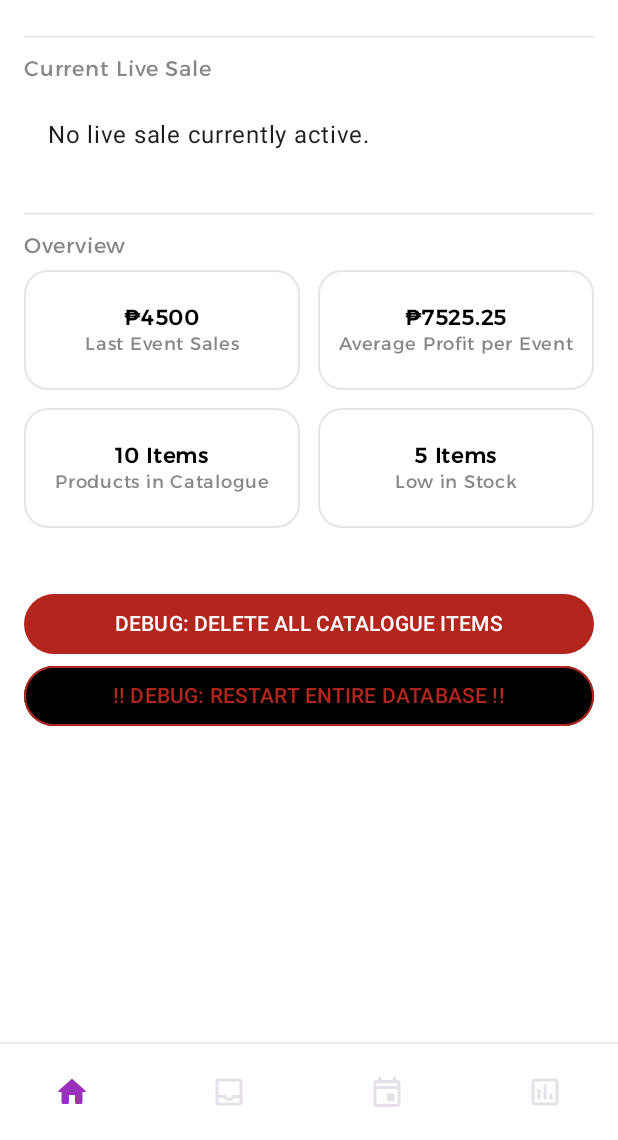
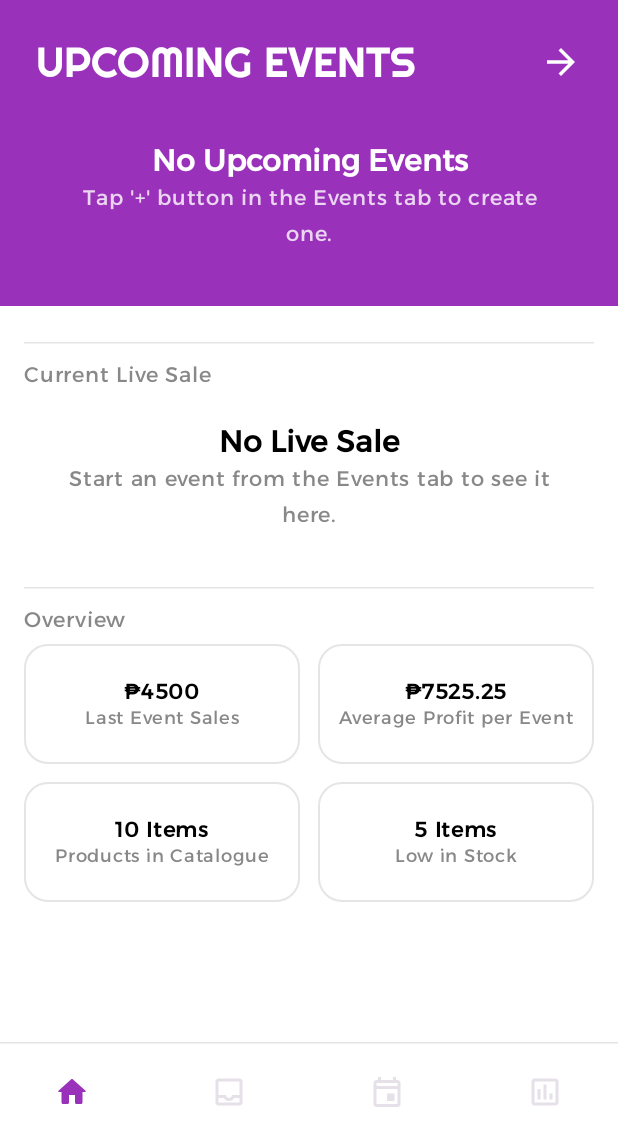
Before and after one commit to guesswhatisaac/Alleymate, an Android app built with Jetpack Compose: the screen it shows after launch (MainActivity), on a phone screen of 412 x 824 dp, the part 96-1236 px from its top. Run offline under Robolectric (Android 15) with nearby library versions, the phone set to English and light mode, and no system bars; our stand-ins replace Room's generated code.

Commit message:
improved empty state handling & ui for home screen

```diff
--- a/app/src/main/java/com/mobdeve/s18/roman/isaacnathan/alleymate/common/components/EmptyStateMessage.kt
+++ b/app/src/main/java/com/mobdeve/s18/roman/isaacnathan/alleymate/common/components/EmptyStateMessage.kt
@@ -11,7 +11,6 @@ import androidx.compose.runtime.Composable
 import androidx.compose.ui.Alignment
 import androidx.compose.ui.Modifier
 import androidx.compose.ui.graphics.Color
-import androidx.compose.ui.text.font.FontStyle
 import androidx.compose.ui.text.font.FontWeight
 import androidx.compose.ui.text.style.TextAlign
 import androidx.compose.ui.unit.dp
@@ -21,7 +20,9 @@ import androidx.compose.ui.unit.sp
 fun EmptyStateMessage(
     title: String,
     subtitle: String,
-    modifier: Modifier = Modifier
+    modifier: Modifier = Modifier,
+    titleColor: Color,
+    subtitleColor: Color
 ) {
     Box(
         modifier = modifier.fillMaxSize().padding(16.dp),
@@ -34,6 +35,7 @@ fun EmptyStateMessage(
             Text(
                 text = title,
                 style = MaterialTheme.typography.titleLarge,
+                color = titleColor,
                 fontSize = 20.sp,
                 fontWeight = FontWeight.Bold,
                 textAlign = TextAlign.Center
@@ -41,7 +43,7 @@ fun EmptyStateMessage(
             Text(
                 text = subtitle,
                 style = MaterialTheme.typography.bodyMedium,
-                color = Color.Gray,
+                color = subtitleColor,
                 //fontStyle = FontStyle.Italic,
                 textAlign = TextAlign.Center
             )
--- a/app/src/main/java/com/mobdeve/s18/roman/isaacnathan/alleymate/data/local/AlleyMateDatabase.kt
+++ b/app/src/main/java/com/mobdeve/s18/roman/isaacnathan/alleymate/data/local/AlleyMateDatabase.kt
@@ -19,7 +19,7 @@ import com.mobdeve.s18.roman.isaacnathan.alleymate.data.model.views.EventSummary
         SaleTransactionItem::class
     ],
     views = [EventSummaryView::class],
-    version = 15,
+    version = 16,
     exportSchema = false
 )
 
--- a/app/src/main/java/com/mobdeve/s18/roman/isaacnathan/alleymate/ui/allocate/AllocateScreen.kt
+++ b/app/src/main/java/com/mobdeve/s18/roman/isaacnathan/alleymate/ui/allocate/AllocateScreen.kt
@@ -80,7 +80,9 @@ fun AllocateScreen(
 
                             EmptyStateMessage(
                                 title = "Nothing to Allocate",
-                                subtitle = "Long-press a catalogue item to allocate your first product."
+                                subtitle = "Long-press a catalogue item to allocate your first product.",
+                                titleColor = Color.Black,
+                                subtitleColor = Color.Gray
                             )
 
                     }
--- a/app/src/main/java/com/mobdeve/s18/roman/isaacnathan/alleymate/ui/catalogue/CatalogueScreen.kt
+++ b/app/src/main/java/com/mobdeve/s18/roman/isaacnathan/alleymate/ui/catalogue/CatalogueScreen.kt
@@ -174,7 +174,9 @@ fun CatalogueScreen(
                 item {
                     EmptyStateMessage(
                         title = "Your Catalogue is Empty",
-                        subtitle = "Tap the '+' button to add your first product."
+                        subtitle = "Tap the '+' button to add your first product.",
+                        titleColor = Color.Black,
+                        subtitleColor = Color.Gray
                     )
                 }
             } else {
--- a/app/src/main/java/com/mobdeve/s18/roman/isaacnathan/alleymate/ui/home/HomeScreen.kt
+++ b/app/src/main/java/com/mobdeve/s18/roman/isaacnathan/alleymate/ui/home/HomeScreen.kt
@@ -9,7 +9,6 @@ import androidx.compose.ui.Modifier
 import androidx.compose.ui.unit.dp
 import com.mobdeve.s18.roman.isaacnathan.alleymate.common.components.HomeTopBar
 import com.mobdeve.s18.roman.isaacnathan.alleymate.common.components.SectionHeader
-import com.mobdeve.s18.roman.isaacnathan.alleymate.ui.home.components.CurrentLiveSaleCard
 import com.mobdeve.s18.roman.isaacnathan.alleymate.ui.home.components.OverviewGrid
 import com.mobdeve.s18.roman.isaacnathan.alleymate.ui.home.components.UpcomingEventsSection
 import androidx.compose.material3.Button
@@ -19,6 +18,8 @@ import androidx.compose.material3.Text
 import androidx.compose.ui.graphics.Color
 import androidx.lifecycle.viewmodel.compose.viewModel
 import androidx.compose.runtime.*
+import com.mobdeve.s18.roman.isaacnathan.alleymate.common.components.EmptyStateMessage
+import com.mobdeve.s18.roman.isaacnathan.alleymate.ui.events.components.LiveEventCard
 
 @Composable
 fun HomeScreen(
@@ -45,7 +46,7 @@ fun HomeScreen(
             // ─── UPCOMING EVENTS SECTION ───────────────────────
             item {
                 UpcomingEventsSection(
-                    events = upcomingEvents,
+                    events = upcomingEvents, // Pass the dynamic list
                     onViewAllClick = onNavigateToEvents
                 )
             }
@@ -59,14 +60,22 @@ fun HomeScreen(
                         isSubtle = true
                     )
                     Spacer(modifier = Modifier.height(8.dp))
-                    if (liveEvent != null) {
-                        CurrentLiveSaleCard(
-                            onContinueClick = {
-                                onNavigateToLiveSale(liveEvent!!.eventId)
+
+                    val currentLiveEvent = liveEvent
+                    if (currentLiveEvent != null) {
+                        LiveEventCard(
+                            event = currentLiveEvent,
+                            onEventClick = { eventId ->
+                                onNavigateToLiveSale(eventId)
                             }
                         )
                     } else {
-                        Text("No live sale currently active.", modifier = Modifier.padding(16.dp))
+                        EmptyStateMessage(
+                            title = "No Live Sale",
+                            subtitle = "Start an event from the Events tab to see it here.",
+                            titleColor = Color.Black,
+                            subtitleColor = Color.Gray
+                        )
                     }
                 }
             }
@@ -83,44 +92,6 @@ fun HomeScreen(
                     OverviewGrid()
                 }
             }
-
-            // --- DEBUG SECTION ---
-            item {
-
-                Column(
-                    modifier = Modifier
-                        .fillMaxWidth()
-                        .padding(horizontal = 16.dp)
-                        .padding(top = 16.dp) // Add some space above the button
-                ) {
-                    Button(
-                        onClick = {
-                            // Call the ViewModel function
-                            viewModel.deleteAllCatalogueItems()
-                        },
-                        modifier = Modifier.fillMaxWidth(),
-                        colors = ButtonDefaults.buttonColors(
-                            containerColor = MaterialTheme.colorScheme.error,
-                            contentColor = MaterialTheme.colorScheme.onError
-                        )
-                    ) {
-                        Text(text = "DEBUG: DELETE ALL CATALOGUE ITEMS")
-                    }
-                    Button(
-                        onClick = {
-                            viewModel.restartDatabase()
-                        },
-                        modifier = Modifier.fillMaxWidth(),
-                        colors = ButtonDefaults.buttonColors(
-                            containerColor = Color.Black,
-                            contentColor = MaterialTheme.colorScheme.error
-                        ),
-                        border = BorderStroke(1.dp, MaterialTheme.colorScheme.error)
-                    ) {
-                        Text(text = "!! DEBUG: RESTART ENTIRE DATABASE !!")
-                    }
-                }
-            }
         }
     }
 }
--- a/app/src/main/java/com/mobdeve/s18/roman/isaacnathan/alleymate/ui/home/components/UpcomingEventsSection.kt
+++ b/app/src/main/java/com/mobdeve/s18/roman/isaacnathan/alleymate/ui/home/components/UpcomingEventsSection.kt
@@ -19,6 +19,7 @@ import com.mobdeve.s18.roman.isaacnathan.alleymate.data.model.Event
 import androidx.compose.foundation.clickable
 import androidx.compose.material3.Card
 import androidx.compose.ui.text.font.FontWeight
+import com.mobdeve.s18.roman.isaacnathan.alleymate.common.components.EmptyStateMessage
 
 @Composable
 fun UpcomingEventsSection(
@@ -26,12 +27,7 @@ fun UpcomingEventsSection(
     events: List<Event>,
     onViewAllClick: () -> Unit
 ) {
-    if (events.isEmpty()) {
-        // TODO: Add empty state
-        return
-    }
 
-    val pagerState = rememberPagerState(pageCount = { events.size })
 
     // ─── Colors ───────────────────────────────────────────────
     val purpleBackgroundColor = Color(0xFF9A31BB)
@@ -69,8 +65,18 @@ fun UpcomingEventsSection(
         }
 
         Spacer(modifier = Modifier.height(20.dp))
+        if (events.isEmpty()) {
+            EmptyStateMessage(
+                title = "No Upcoming Events",
+                subtitle = "Tap '+' button in the Events tab to create one.",
+                titleColor = Color.White,
+                subtitleColor = Color.White.copy(alpha = 0.8f),
+                modifier = Modifier.padding(horizontal = 24.dp)
+            )
+        } else {
+            val pagerState = rememberPagerState(pageCount = { events.size })
 
-        // ─── Events Pager ─────────────────────────────────────
+            // Events Pager
             HorizontalPager(
                 state = pagerState,
                 contentPadding = PaddingValues(horizontal = 40.dp),
@@ -81,14 +87,13 @@ fun UpcomingEventsSection(
 
             Spacer(modifier = Modifier.height(20.dp))
 
-        // ─── Page Indicators ──────────────────────────────────
+            // Page Indicators
             Row(
                 modifier = Modifier.fillMaxWidth(),
                 horizontalArrangement = Arrangement.Center
             ) {
                 repeat(pagerState.pageCount) { index ->
                     val color = if (pagerState.currentPage == index) indicatorActiveColor else indicatorInactiveColor
-
                     Box(
                         modifier = Modifier
                             .padding(horizontal = 4.dp)
@@ -96,6 +101,7 @@ fun UpcomingEventsSection(
                             .background(color)
                             .size(10.dp)
                     )
+                }
             }
         }
     }
--- a/app/src/main/java/com/mobdeve/s18/roman/isaacnathan/alleymate/ui/live_sale/LiveSaleScreen.kt
+++ b/app/src/main/java/com/mobdeve/s18/roman/isaacnathan/alleymate/ui/live_sale/LiveSaleScreen.kt
@@ -24,8 +24,6 @@ import com.mobdeve.s18.roman.isaacnathan.alleymate.data.model.EventStatus
 import com.mobdeve.s18.roman.isaacnathan.alleymate.data.model.relations.EventInventoryWithDetails
 import com.mobdeve.s18.roman.isaacnathan.alleymate.data.model.relations.TransactionWithItems
 import com.mobdeve.s18.roman.isaacnathan.alleymate.ui.live_sale.components.TransactionListItem
-import com.mobdeve.s18.roman.isaacnathan.alleymate.ui.live_sale.components.*
-import com.mobdeve.s18.roman.isaacnathan.alleymate.ui.events.components.*
 import com.mobdeve.s18.roman.isaacnathan.alleymate.theme.AlleyMainOrange
 
 private enum class LiveSaleTab(val title: String) {
@@ -248,7 +246,9 @@ private fun TransactionsContent(
         EmptyStateMessage(
             title = "No Transactions Yet",
             subtitle = "Tap the '+' button to record your first sale.",
-            modifier = Modifier.fillMaxSize()
+            modifier = Modifier.fillMaxSize(),
+            titleColor = Color.Black,
+            subtitleColor = Color.Gray
         )
     } else {
         LazyColumn(
```
Also changed, not shown: app/src/main/java/com/mobdeve/s18/roman/isaacnathan/alleymate/ui/events/EventsScreen.kt (+10 -2 lines). Lines whose indentation alone changed are shown as unchanged.
